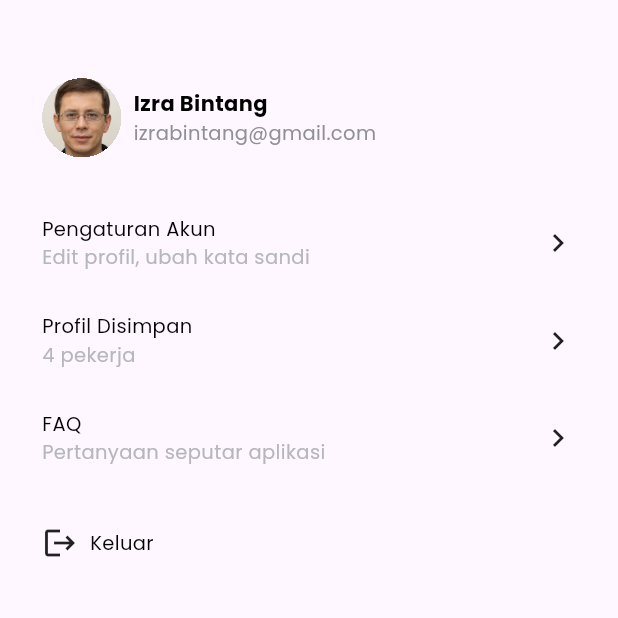
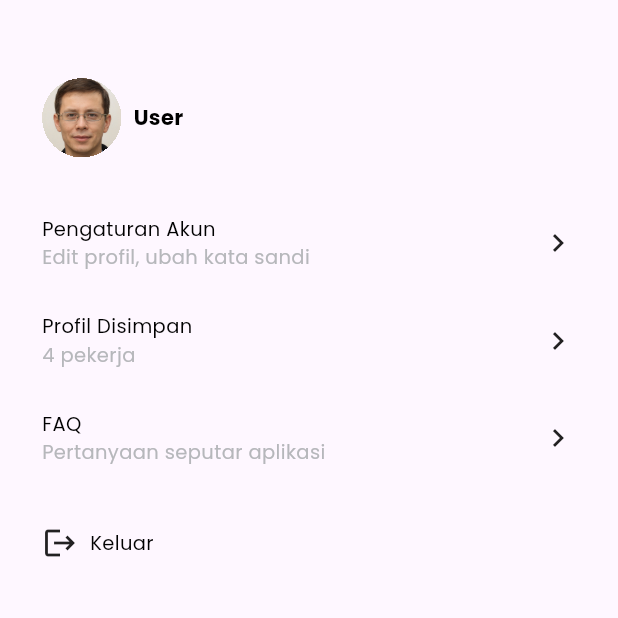
Before and after one commit to BrawS-HackFest/GrowBiz-FE, a Flutter app: the MyProfilePage screen opened directly, on a phone screen of 412 x 824 dp, the top half of it. Run offline on Flutter 3.47's test engine with Material 3 defaults, Android fonts, the phone set to English and light mode, and no system bars; our stand-ins replace dio, dotted_border, file_picker, firebase_auth, firebase_core, flutter_bloc and 3 more; missing offline and left inert: clipboard, flutter_pdfview; accounts and stored records are empty; network calls fail.

Commit message:
get all article, single article, user data

```diff
--- a/lib/bloc/article/article_event.dart
+++ b/lib/bloc/article/article_event.dart
@@ -4,3 +4,7 @@ part of 'article_bloc.dart';
 abstract class ArticleEvent {}
 
 class AllArticleFetch extends ArticleEvent{}
+class ArticleSingleFetch extends ArticleEvent{
+  final int id;
+  ArticleSingleFetch({required this.id});
+}
--- a/lib/bloc/article/article_state.dart
+++ b/lib/bloc/article/article_state.dart
@@ -7,11 +7,16 @@ class ArticleInitial extends ArticleState {}
 class ArticleLoading extends ArticleState{}
 
 class AllArticleSuccess extends ArticleState {
-  List<ArticleModel> articleModel;
+  final List<ArticleModel> articleModel;
   AllArticleSuccess({required this.articleModel});
 }
 
-class AllArticleFailed extends ArticleState{
+class ArticleFailed extends ArticleState{
   String error;
-  AllArticleFailed(this.error);
+  ArticleFailed(this.error);
 }
+
+class ArticleSingleSuccess extends ArticleState{
+  final ArticleModel articleModel;
+  ArticleSingleSuccess({required this.articleModel});
+}
--- a/lib/bloc/auth/auth_state.dart
+++ b/lib/bloc/auth/auth_state.dart
@@ -9,7 +9,8 @@ class AuthLoading extends AuthState{}
 
 class AuthSuccess extends AuthState{
   String token;
-  AuthSuccess({required this.token});
+  UserModel userModel;
+  AuthSuccess({required this.token, required this.userModel});
 
   get state => token;
 }
--- a/lib/main.dart
+++ b/lib/main.dart
@@ -1,11 +1,13 @@
 import 'package:flutter/material.dart';
 import 'package:flutter_bloc/flutter_bloc.dart';
+import 'package:hackfest_mobile/bloc/article/article_bloc.dart';
 import 'package:hackfest_mobile/bloc/auth/auth_bloc.dart';
 import 'package:hackfest_mobile/bloc/course/course_bloc.dart';
 import 'package:firebase_core/firebase_core.dart';
 import 'package:hackfest_mobile/bloc/payment/payment_bloc.dart';
 import 'package:hackfest_mobile/firebase_options.dart';
 import 'package:hackfest_mobile/pages/splash_page.dart';
+import 'package:hackfest_mobile/repository/article_repository.dart';
 import 'package:hackfest_mobile/repository/course_repository.dart';
 import 'package:hackfest_mobile/repository/payment_repository.dart';
 void main() async {
@@ -27,6 +29,7 @@ class MyApp extends StatelessWidget {
         BlocProvider(create: (context) => AuthBloc(),),
         BlocProvider(create: (context) => CourseBloc(courseRepository: CourseRepository())),
         BlocProvider(create: (context) => PaymentBloc(paymentRepository: PaymentRepository())),
+        BlocProvider(create: (context) => ArticleBloc(articleRepository: ArticleRepository())),
       ],
       child: MaterialApp(
         title: 'Flutter Demo',
--- a/lib/models/article_model.dart
+++ b/lib/models/article_model.dart
@@ -1,13 +1,13 @@
-class ArticleData{
+class ArticleData {
   final List<ArticleModel> articleData;
+
   ArticleData({required this.articleData});
 
   factory ArticleData.fromJson(Map<String, dynamic> json)=>
       ArticleData(
         articleData: List.from(
-            json["data"].map((article) => ArticleModel.fromJson(article))),
+            json["data"].map((articleDatas) => ArticleModel.fromJson(articleDatas))),
       );
-
 }
 class ArticleModel{
   int id;
--- a/lib/models/user_model.dart
+++ b/lib/models/user_model.dart
@@ -1,6 +1,18 @@
 class UserModel {
-  final String? id;
-  final String? email;
-  final String? displayName;
-  UserModel({ this.id, this.email, this.displayName, });
+ final String username;
+ final String email;
+ final String phoneNumber;
+
+ UserModel({
+   required this.username,
+   required this.email,
+   required this.phoneNumber
+  });
+
+ factory UserModel.fromJson(Map<String,dynamic>json)=>
+     UserModel(
+         username: json['username'],
+         email: json['email'],
+         phoneNumber: json['number']
+     );
 }
--- a/lib/pages/mycourse_page.dart
+++ b/lib/pages/mycourse_page.dart
@@ -10,6 +10,7 @@ import 'package:hackfest_mobile/widgets/card_waiting_payment.dart';
 import 'package:hackfest_mobile/widgets/my_textfield.dart';
 import 'package:hackfest_mobile/widgets/navigation_top.dart';
 import 'package:hackfest_mobile/widgets/scrollbehavior.dart';
+import 'package:hackfest_mobile/widgets/skeletons/skeletons_card_waiting_payment.dart';
 import 'package:intl/intl.dart';
 
 class MyCoursePage extends StatefulWidget {
@@ -128,7 +129,7 @@ class _MyCoursePageState extends State<MyCoursePage> {
                           return Text('Tidak ada data', style: MyTextStyle.judulH4(color: MyColors.blackBase),);
                         }
                       }else{
-                        return Text('hello waiting');
+                        return SkeletonsCardWaitingPayment();
                       }
 
                     },
--- a/lib/pages/myprofile_page.dart
+++ b/lib/pages/myprofile_page.dart
@@ -47,13 +47,22 @@ class _MyProfilePageState extends State<MyProfilePage> {
                         child: Image.asset('assets/images/profile_hackfest.png', fit: BoxFit.cover,),
                       ),
                       const SizedBox(width: 8,),
-                      Column(
-                        crossAxisAlignment: CrossAxisAlignment.start,
-                        children: [
-                          Text('Izra Bintang', style: MyTextStyle.buttonH3(color: MyColors.blackBase),),
-                          Text('izrabintang@gmail.com', style: MyTextStyle.captionH5(color: MyColors.grey300),),
-                        ],
-                      )
+                      BlocBuilder<AuthBloc, AuthState>(
+                          builder: (context, state) {
+                            if(state is AuthSuccess){
+                              final dataUser = state.userModel;
+                              return Column(
+                                crossAxisAlignment: CrossAxisAlignment.start,
+                                children: [
+                                  Text(dataUser.username, style: MyTextStyle.buttonH3(color: MyColors.blackBase),),
+                                  Text(dataUser.email, style: MyTextStyle.captionH5(color: MyColors.grey300),),
+                                ],
+                              );
+                            }else{
+                              return Text('User', style: MyTextStyle.buttonH3(color: MyColors.blackBase),);
+                            }
+                          },
+                        )
                     ],
                   ),
                   const SizedBox(height: 38,),
--- a/lib/repository/course_repository.dart
+++ b/lib/repository/course_repository.dart
@@ -1,8 +1,7 @@
 import 'package:dio/dio.dart';
 import 'package:hackfest_mobile/models/course_model.dart';
-import 'package:http/http.dart'as http;
 class CourseRepository{
-  final dio = Dio(BaseOptions(baseUrl:'https://c4eb-104-28-245-127.ngrok-free.app'));
+  final dio = Dio(BaseOptions(baseUrl:'https://0bbf-104-28-245-128.ngrok-free.app'));
 
   Future<DataCourse> getAllCourse ()async{
     try{
--- a/lib/repository/payment_repository.dart
+++ b/lib/repository/payment_repository.dart
@@ -2,7 +2,7 @@ import 'package:dio/dio.dart';
 import 'package:hackfest_mobile/models/payment_model.dart';
 
 class PaymentRepository{
-  Dio dio = Dio(BaseOptions(baseUrl:'https://c4eb-104-28-245-127.ngrok-free.app'));
+  Dio dio = Dio(BaseOptions(baseUrl:'https://0bbf-104-28-245-128.ngrok-free.app'));
 
   Future<PaymentModel> paymentRequest ({required String token, required int amount, required int courseId, required String method})async{
     try{
```
Also changed, not shown: lib/bloc/article/article_bloc.dart (+12 -1 lines), lib/bloc/auth/auth_bloc.dart (+7 -1 lines), lib/pages/all_article_page.dart (+45 -7 lines), lib/pages/detail_article_page.dart (+33 -6 lines), lib/pages/home_page.dart (+24 -3 lines), lib/repository/article_repository.dart (+14 -4 lines), lib/repository/user_repository.dart (added, +17 -0 lines), lib/widgets/card_article.dart (+9 -5 lines), lib/widgets/skeletons/skeletons_card_waiting_payment.dart (added, +62 -0 lines).
